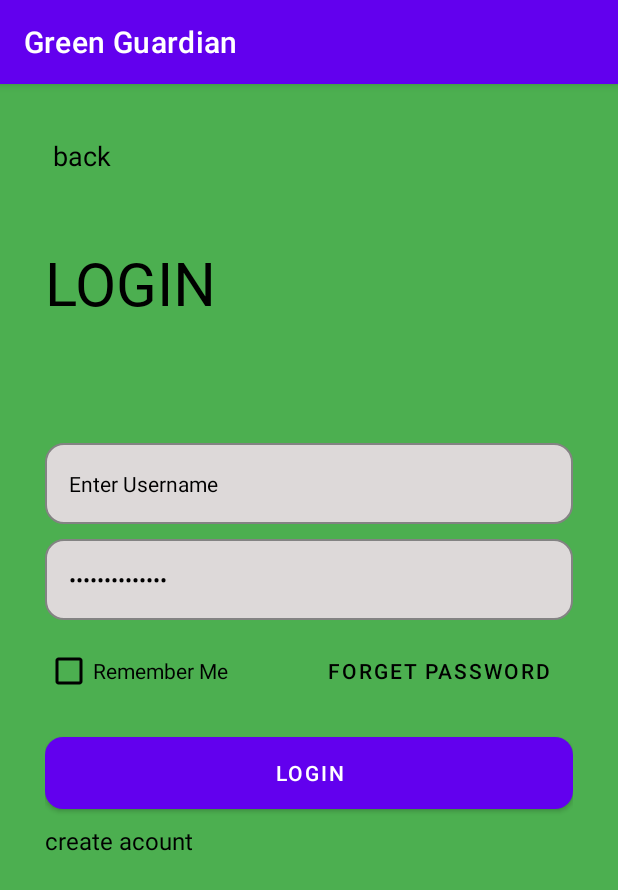
After one commit to idoFassberg/GreenGuardian, an Android app: the LoginScreen screen opened directly, with no data from a screen before it, on a phone screen of 412 x 824 dp. The commit adds this screen. Shown: the top 890 px of the screen. Run offline under Robolectric (Android 15) with nearby library versions, the phone set to English and light mode, and no system bars.

Commit message:
add new welcome and login pages

```diff
--- /dev/null
+++ b/AndroidStudioProjects/app/src/main/java/com/mta/greenguardianapplication/LoginSignup/LoginScreen.java
@@ -0,0 +1,32 @@
+package com.mta.greenguardianapplication.LoginSignup;
+
+import androidx.appcompat.app.AppCompatActivity;
+
+import android.app.ActivityOptions;
+import android.content.Intent;
+import android.os.Bundle;
+import android.util.Pair;
+import android.view.View;
+import android.view.WindowManager;
+
+import com.mta.greenguardianapplication.R;
+
+public class LoginScreen extends AppCompatActivity {
+
+    @Override
+    protected void onCreate(Bundle savedInstanceState) {
+        super.onCreate(savedInstanceState);
+        getWindow().setFlags(WindowManager.LayoutParams.FLAG_FULLSCREEN, WindowManager.LayoutParams.FLAG_FULLSCREEN);
+        setContentView(R.layout.activity_login_screen);
+    }
+
+    public void callStratupScreen(){
+        Intent intent =  new Intent(getApplicationContext(), StartupScreen.class);
+
+        Pair[] pairs = new Pair[1];
+        pairs[0] = new Pair<View, String>(findViewById(R.id.back_btn),"transition_stratup");
+
+        ActivityOptions options = ActivityOptions.makeSceneTransitionAnimation(LoginScreen.this, pairs);
+        startActivity(intent, options.toBundle());
+    }
+}
--- /dev/null
+++ b/AndroidStudioProjects/app/src/main/res/layout/activity_login_screen.xml
@@ -0,0 +1,113 @@
+<?xml version="1.0" encoding="utf-8"?>
+<ScrollView xmlns:android="http://schemas.android.com/apk/res/android"
+    xmlns:app="http://schemas.android.com/apk/res-auto"
+    xmlns:tools="http://schemas.android.com/tools"
+    android:layout_width="match_parent"
+    android:layout_height="match_parent"
+    tools:context=".LoginSignup.LoginScreen"
+    android:background="#4CAF50"
+    android:padding="30dp">
+
+    <LinearLayout
+        android:layout_width="match_parent"
+        android:layout_height="wrap_content"
+        android:orientation="vertical">
+
+        <TextView
+            android:id="@+id/back_btn"
+            android:layout_width="wrap_content"
+            android:layout_height="wrap_content"
+            android:text="back"
+            android:padding="5dp"
+            android:textColor="@color/black"
+            android:textSize="18sp"
+            android:onClick="callStratupScreen"
+            android:transitionName="transition_stratup"/>
+
+        <TextView
+            android:layout_width="wrap_content"
+            android:layout_height="wrap_content"
+            android:text="LOGIN"
+            android:textSize="40sp"
+            android:fontFamily="@font/muli_black"
+            android:textColor="@color/black"
+            android:layout_marginTop="40dp"/>
+
+        <LinearLayout
+            android:layout_width="match_parent"
+            android:layout_height="wrap_content"
+            android:orientation="vertical"
+            android:layout_marginTop="80dp">
+
+            <com.google.android.material.textfield.TextInputEditText
+                android:layout_width="match_parent"
+                android:layout_height="wrap_content"
+                style="@style/Widget.MaterialComponents.TextInputLayout.OutlinedBox"
+                android:text="Enter Username"
+                android:textColor="@color/black"
+                app:boxStrokeColor="@color/black"
+                android:background="@drawable/grey_background"
+                app:boxStrokeWidthFocused="2dp"
+                android:inputType="text">
+            </com.google.android.material.textfield.TextInputEditText>
+
+            <com.google.android.material.textfield.TextInputEditText
+                android:layout_width="match_parent"
+                android:layout_height="wrap_content"
+                style="@style/Widget.MaterialComponents.TextInputLayout.OutlinedBox"
+                android:text="Enter Password"
+                android:textColor="@color/black"
+                app:boxStrokeColor="@color/black"
+                android:background="@drawable/grey_background"
+                app:boxStrokeWidthFocused="2dp"
+                android:inputType="textPassword"
+                android:layout_marginTop="10dp">
+
+            </com.google.android.material.textfield.TextInputEditText>
+
+            <RelativeLayout
+                android:layout_width="match_parent"
+                android:layout_height="wrap_content"
+                android:layout_marginTop="10dp">
+
+                <CheckBox
+                    android:layout_width="wrap_content"
+                    android:layout_height="wrap_content"
+                    style="@style/Widget.AppCompat.CompoundButton.CheckBox"
+                    android:text="Remember Me"
+                    android:buttonTint="@color/black"
+                    android:textColor="@color/black"/>
+
+                <Button
+                    android:layout_width="wrap_content"
+                    android:layout_height="wrap_content"
+                    android:text="Forget Password"
+                    android:background="#00000000"
+                    android:layout_alignParentEnd="true"
+                    android:layout_alignParentRight="true"
+                    android:textColor="@color/black"/>
+
+
+            </RelativeLayout>
+
+            <Button
+                android:layout_width="match_parent"
+                android:layout_height="wrap_content"
+                android:text="Login"
+                android:background="@drawable/white_btn"
+                android:textColor="@color/white"
+                android:layout_marginTop="20dp" />
+
+            <TextView
+                android:layout_width="match_parent"
+                android:layout_height="wrap_content"
+                android:text="create acount"
+                android:layout_marginTop="10dp"
+                android:textColor="@color/black"
+                android:textSize="16sp"/>
+
+        </LinearLayout>
+
+    </LinearLayout>
+
+</ScrollView>
--- a/AndroidStudioProjects/app/src/main/res/values/colors.xml
+++ b/AndroidStudioProjects/app/src/main/res/values/colors.xml
@@ -4,7 +4,7 @@
     <color name="purple_500">#FF6200EE</color>
     <color name="purple_700">#FF3700B3</color>
     <color name="teal_200">#FF03DAC5</color>
-    <color name="teal_700">#FF018786</color>
+    <color name="teal_700">#4CAF50</color>
     <color name="black">#FF000000</color>
     <color name="white">#FFFFFFFF</color>
 </resources>
--- a/AndroidStudioProjects/app/src/main/res/values/strings.xml
+++ b/AndroidStudioProjects/app/src/main/res/values/strings.xml
@@ -1,5 +1,5 @@
 <resources>
-    <string name="app_name">Client Application</string>
+    <string name="app_name">Green Guardian</string>
     <string name="form_userId">User Id</string>
     <string name="form_plantName">Plant Name</string>
     <string name="form_nickName">Nickname</string>
```
Also changed, not shown: AndroidStudioProjects/app/src/main/AndroidManifest.xml (+5 -2 lines), AndroidStudioProjects/app/src/main/java/com/mta/greenguardianapplication/LoginSignup/StartupScreen.java (added, +45 -0 lines), AndroidStudioProjects/app/src/main/res/font/muli_bold.xml (added, +7 -0 lines), AndroidStudioProjects/app/src/main/res/font/muli_extralight.xml (added, +7 -0 lines), AndroidStudioProjects/app/src/main/res/font/muli_light_italic.xml (added, +7 -0 lines), AndroidStudioProjects/app/src/main/res/layout/activity_startup_screen.xml (added, +86 -0 lines).
